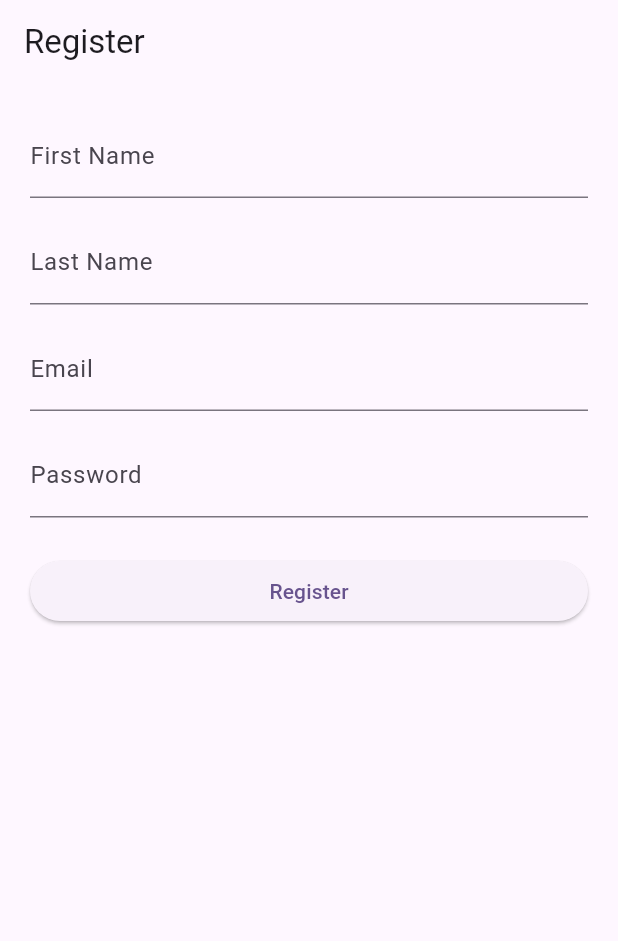
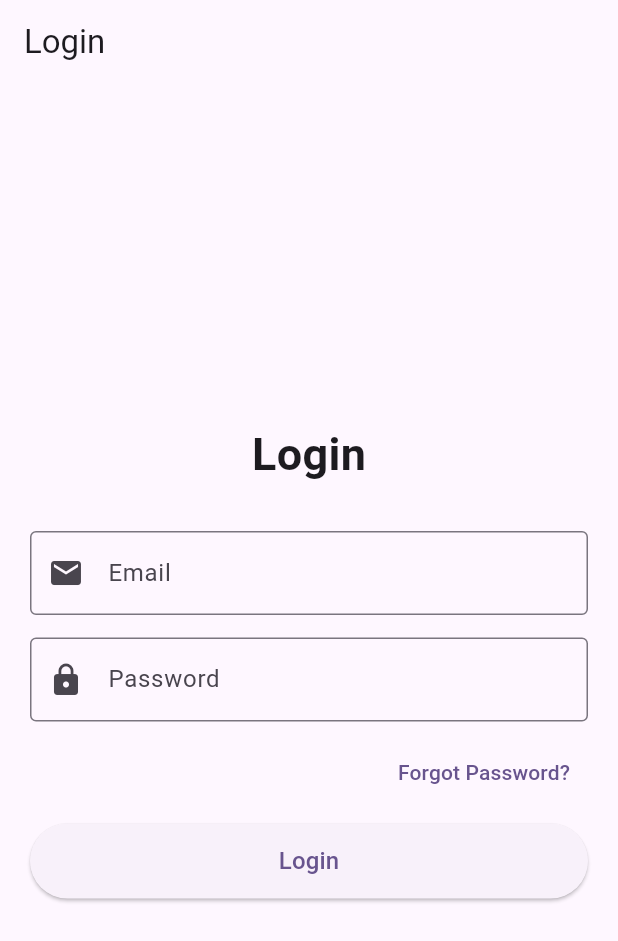
Before and after one commit to demiana-sameh/e_commarce_app, a Flutter app: the screen it shows after launch, on a phone screen of 412 x 824 dp. Shown: the top 941 px of the screen. Run offline on Flutter 3.47's test engine with Material 3 defaults, Android fonts, the phone set to English and light mode, and no system bars; our stand-ins replace dio.

Commit message:
forget_password.dart auth_service.dart login_page.dart main.dart

```diff
--- a/lib/main.dart
+++ b/lib/main.dart
@@ -1,5 +1,6 @@
 import 'package:flutter/material.dart';
 import 'register_page.dart';
+import 'screens/login_page.dart';
 
 void main() {
   runApp(const MyApp());
@@ -31,7 +32,7 @@ class MyApp extends StatelessWidget {
         // tested with just a hot reload.
         colorScheme: .fromSeed(seedColor: Colors.deepPurple),
       ),
-      home: const RegisterPage(),
+      home: const LoginPage(),
     );
   }
 }
--- /dev/null
+++ b/lib/screens/login_page.dart
@@ -0,0 +1,165 @@
+import 'package:flutter/material.dart';
+
+import '../servieces/auth_service.dart';
+import 'forget_password.dart';
+
+class LoginPage extends StatefulWidget {
+  const LoginPage({super.key});
+
+  @override
+  State<LoginPage> createState() => _LoginPageState();
+}
+
+class _LoginPageState extends State<LoginPage> {
+  final TextEditingController emailController = TextEditingController();
+  final TextEditingController passwordController = TextEditingController();
+
+  bool isLoading = false;
+
+  Future<void> login() async {
+    if (emailController.text.trim().isEmpty ||
+        passwordController.text.trim().isEmpty) {
+      ScaffoldMessenger.of(context).showSnackBar(
+        const SnackBar(
+          content: Text('Please enter email and password'),
+        ),
+      );
+      return;
+    }
+//نتاكد من صيغه الايميل
+    final email = emailController.text.trim();
+
+    final emailRegex = RegExp(
+      r'^[\w-\.]+@([\w-]+\.)+[\w-]{2,4}$',
+    );
+
+    if (!emailRegex.hasMatch(email)) {
+      ScaffoldMessenger.of(context).showSnackBar(
+        const SnackBar(
+          content: Text('Please enter a valid email address'),
+        ),
+      );
+      return;
+    }
+    setState(() {
+      isLoading = true;
+    });
+
+    try {
+      await AuthService.login(
+        emailController.text.trim(),
+        passwordController.text.trim(),
+      );
+
+      if (!mounted) return;
+
+      ScaffoldMessenger.of(context).showSnackBar(
+        const SnackBar(
+          content: Text('Login successful'),
+        ),
+      );
+    } catch (e) {
+      if (!mounted) return;
+
+      ScaffoldMessenger.of(context).showSnackBar(
+        const SnackBar(
+          content: Text('Login failed'),
+        ),
+      );
+    } finally {
+      if (mounted) {
+        setState(() {
+          isLoading = false;
+        });
+      }
+    }
+  }
+
+  @override
+  void dispose() {
+    emailController.dispose();
+    passwordController.dispose();
+    super.dispose();
+  }
+
+  @override
+  Widget build(BuildContext context) {
+    return Scaffold(
+      appBar: AppBar(
+        title: const Text('Login'),
+      ),
+      body: Padding(
+        padding: const EdgeInsets.all(20),
+        child: Column(
+          mainAxisAlignment: MainAxisAlignment.center,
+          children: [
+            const Text(
+              'Login',
+              style: TextStyle(
+                fontSize: 30,
+                fontWeight: FontWeight.bold,
+              ),
+            ),
+
+            const SizedBox(height: 30),
+
+            TextFormField(
+              controller: emailController,
+              keyboardType: TextInputType.emailAddress,
+              decoration: const InputDecoration(
+                labelText: 'Email',
+                prefixIcon: Icon(Icons.email),
+                border: OutlineInputBorder(),
+              ),
+            ),
+
+            const SizedBox(height: 15),
+
+            TextField(
+              controller: passwordController,
+              obscureText: true,
+              decoration: const InputDecoration(
+                labelText: 'Password',
+                prefixIcon: Icon(Icons.lock),
+                border: OutlineInputBorder(),
+              ),
+            ),
+
+            const SizedBox(height: 10),
+
+            Align(
+              alignment: Alignment.centerRight,
+              child: TextButton(
+                onPressed: () {
+                  Navigator.push(
+                    context,
+                    MaterialPageRoute(
+                      builder: (context) => const ForgotPassword(),
+                    ),
+                  );
+                },
+                child: const Text('Forgot Password?'),
+              ),
+            ),
+
+            const SizedBox(height: 10),
+
+            SizedBox(
+              width: double.infinity,
+              height: 50,
+              child: ElevatedButton(
+                onPressed: isLoading ? null : login,
+                child: isLoading
+                    ? const CircularProgressIndicator()
+                    : const Text(
+                  'Login',
+                  style: TextStyle(fontSize: 16),
+                ),
+              ),
+            ),
+          ],
+        ),
+      ),
+    );
+  }
+}
```
Also changed, not shown: lib/screens/forget_password.dart (added, +124 -0 lines), lib/servieces/auth_service.dart (+9 -0 lines).
